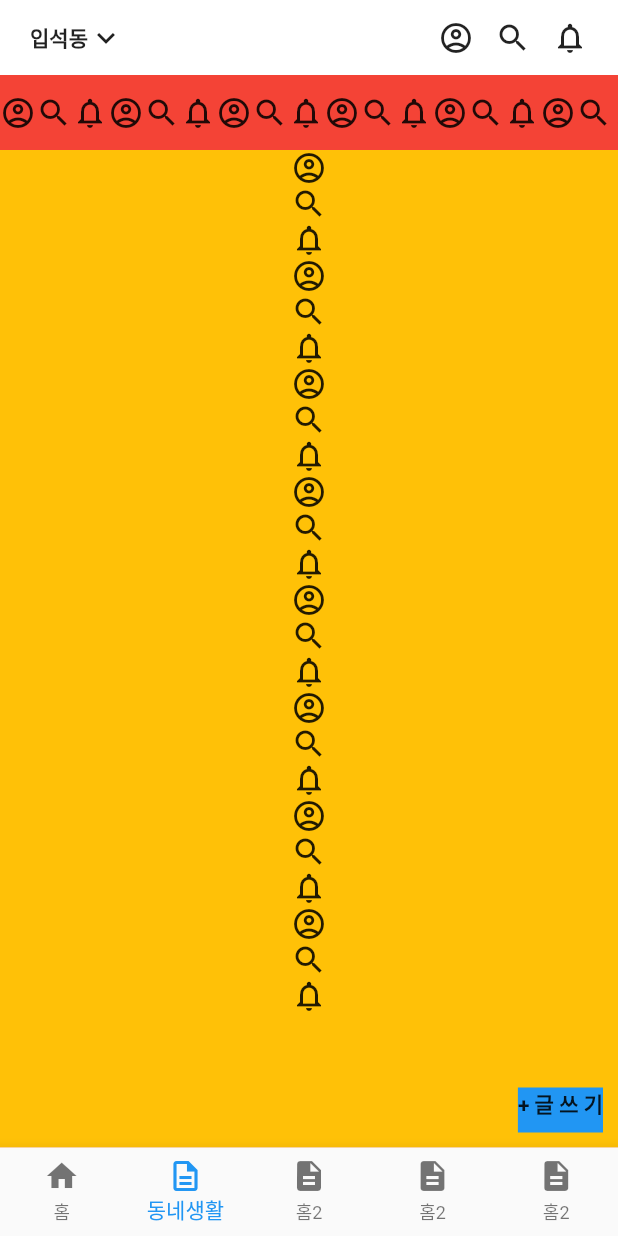
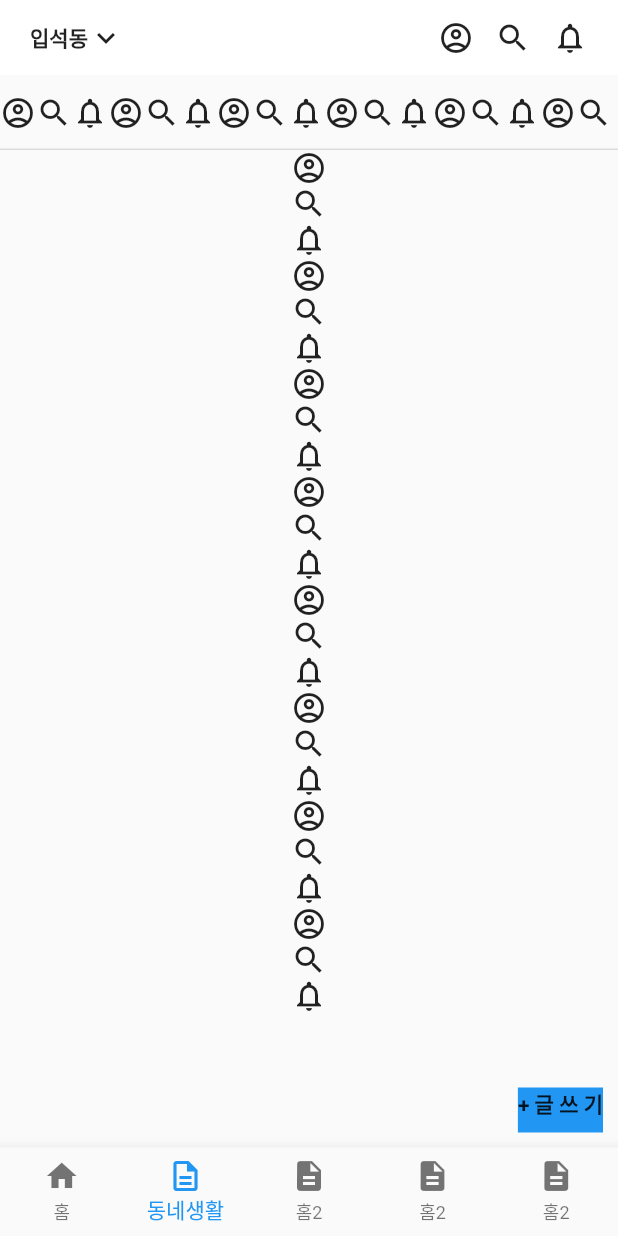
Before and after one commit to byeon-jiyoung/flutter, a Flutter app: the screen it shows after launch, item 2 of the bottom bar chosen, on a phone screen of 412 x 824 dp. Run offline on Flutter 3.47's test engine with Material 2 defaults, Android fonts, the phone set to English and light mode, and no system bars; our stand-ins replace get.

Commit message:
🎨 Style : 상단 구분선 추가 및 컨테이너 색상 제거
상단 구분선 추가
컨테이너 색상 제거

Ref : #5

```diff
--- a/lib/home/communityPage.dart
+++ b/lib/home/communityPage.dart
@@ -11,7 +11,7 @@ class CommunityPage extends StatelessWidget {
         child: Stack(
           children: [
             Container(
-              color: Colors.red,
+              // color: Colors.red,
               child: Column(
                 children: [
                   Container(
@@ -79,9 +79,10 @@ class CommunityPage extends StatelessWidget {
                           Icon(Icons.notifications_outlined),
                         ],
                       )),
+                  Divider(height: 0, thickness: 1),
                   Expanded(
                     child: Container(
-                      color: Colors.amber,
+                      // color: Colors.amber,
                       child: ListView(
                         children: [
                           Icon(Icons.account_circle_outlined),
```
